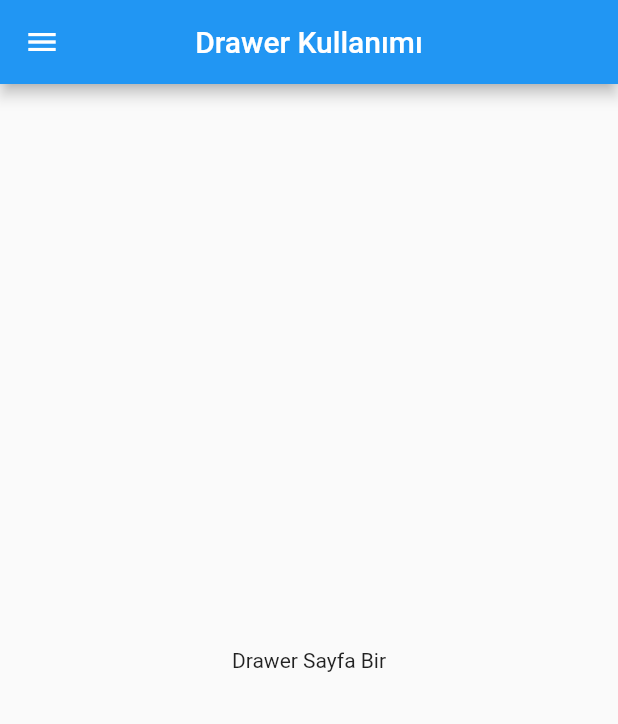
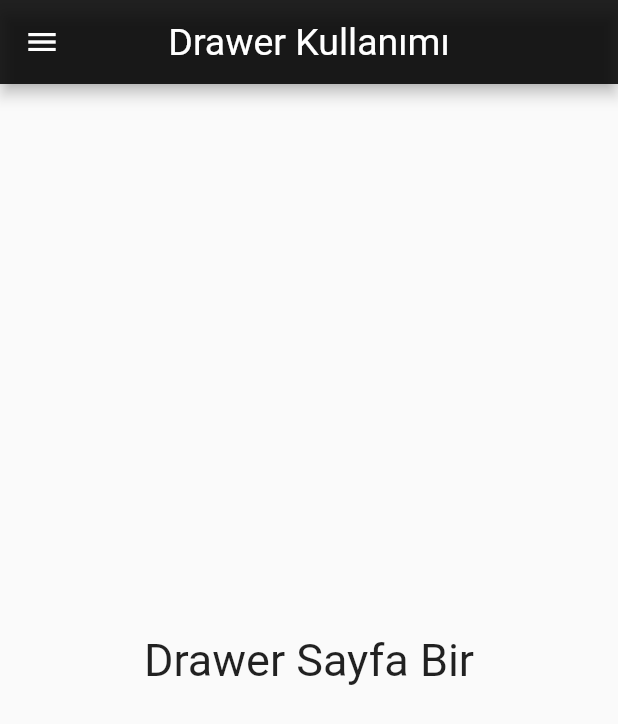
Before and after one commit to mstf45/drawerkullanimi, a Flutter app: the screen it shows after launch, on a phone screen of 412 x 824 dp. Shown: the top 724 px of the screen. Run offline on Flutter 3.47's test engine with Material 2 defaults, Android fonts, the light colour scheme and no system bars.

Commit message:
new features added

```diff
--- a/lib/drawerKullanimi.dart
+++ b/lib/drawerKullanimi.dart
@@ -21,11 +21,53 @@ class _DrawerKuallanimiState extends State<DrawerKuallanimi>
   ];
 
   int secilenIndexs = 0;
-  bool gorunum = false;
+
+  bool isLightTheme = true;
+  bool dondur = true;
+
+  void _toggleTheme() {
+    setState(() {
+      isLightTheme = !isLightTheme;
+    });
+  }
+
+  bool gorunum = true;
+  void _RoundedIcon() {
+    setState(() {
+      gorunum = !gorunum;
+    });
+  }
 
   @override
   Widget build(BuildContext context) {
-    return Scaffold(
+    return MaterialApp(
+      debugShowCheckedModeBanner: false,
+      theme: isLightTheme
+          ? ThemeData.light().copyWith(
+              appBarTheme: const AppBarTheme(
+                backgroundColor: Colors.black87,
+                iconTheme: IconThemeData(
+                  color: Colors.white,
+                ),
+                titleTextStyle: TextStyle(
+                  color: Colors.white,
+                  fontSize: 25,
+                ),
+              ),
+            )
+          : ThemeData.dark().copyWith(
+              appBarTheme: const AppBarTheme(
+                backgroundColor: Colors.white,
+                iconTheme: IconThemeData(
+                  color: Colors.black,
+                ),
+                titleTextStyle: TextStyle(
+                  color: Colors.black,
+                  fontSize: 25,
+                ),
+              ),
+            ),
+      home: Scaffold(
         appBar: AppBar(
           title: const Text('Drawer Kullanımı'),
           centerTitle: true,
@@ -36,19 +78,31 @@ class _DrawerKuallanimiState extends State<DrawerKuallanimi>
             padding: EdgeInsets.zero,
             children: [
               DrawerHeader(
-              decoration: BoxDecoration(color: Colors.blueAccent.shade400),
+                decoration: BoxDecoration(
+                  color: isLightTheme ? Colors.white : Colors.blue,
+                ),
                 child: Column(
                   mainAxisAlignment: MainAxisAlignment.spaceBetween,
                   children: [
                     Row(
                       mainAxisAlignment: MainAxisAlignment.spaceBetween,
-                    children: const [
+                      children: [
                         CircleAvatar(
-                        child: Text('MÖ'),
+                          backgroundColor:
+                              isLightTheme ? Colors.blue : Colors.white,
+                          child: const Text(
+                            'MÖ',
+                            style: TextStyle(fontWeight: FontWeight.bold),
                           ),
-                      Icon(
-                        Icons.sunny,
-                        color: Colors.white,
+                        ),
+                        GestureDetector(
+                          onTap: () {
+                            _toggleTheme();
+                          },
+                          child: Icon(
+                            isLightTheme ? Icons.sunny : Icons.shield_moon,
+                            color: isLightTheme ? Colors.black : Colors.white,
+                          ),
                         ),
                       ],
                     ),
@@ -58,11 +112,16 @@ class _DrawerKuallanimiState extends State<DrawerKuallanimi>
                       subtitle: const Text('+90 (123) 456 78 90'),
                       trailing: GestureDetector(
                         onTap: () {
+                          _RoundedIcon();
                           setState(() {
                             visibility = !visibility;
                           });
                         },
-                      child: const Icon(Icons.keyboard_arrow_down, size: 30),
+                        child: Icon(
+                          gorunum
+                              ? Icons.keyboard_arrow_down
+                              : Icons.keyboard_arrow_up,
+                        ),
                       ),
                     ),
                   ],
@@ -73,25 +132,24 @@ class _DrawerKuallanimiState extends State<DrawerKuallanimi>
                 child: Column(
                   children: [
                     ListTile(
-                    leading: const CircleAvatar(
-                      child: Text('MÖ'),
+                      leading: CircleAvatar(
+                        backgroundColor:
+                            isLightTheme ? Colors.blue : Colors.white,
+                        child: const Text(
+                          'MÖ',
+                          style: TextStyle(fontWeight: FontWeight.bold),
+                        ),
                       ),
                       title: const Text('Mustafa Özcan'),
                       onTap: () {
-                      setState(() {
-                        secilenIndexs = 0;
-                      });
-                      Navigator.pop(context);
+                        setState(() {});
                       },
                     ),
                     ListTile(
                       leading: const Icon(Icons.add),
                       title: const Text('Hesap Ekle'),
                       onTap: () {
-                      setState(() {
-                        secilenIndexs = 0;
-                      });
-                      Navigator.pop(context);
+                        setState(() {});
                       },
                     ),
                     const Divider(),
@@ -115,7 +173,7 @@ class _DrawerKuallanimiState extends State<DrawerKuallanimi>
                   setState(() {
                     secilenIndexs = 1;
                   });
-                Navigator.pop(context);
+                  Navigator.of(context);
                 },
               ),
               ListTile(
@@ -125,7 +183,7 @@ class _DrawerKuallanimiState extends State<DrawerKuallanimi>
                   setState(() {
                     secilenIndexs = 2;
                   });
-                Navigator.pop(context);
+                  Navigator.canPop(context);
                 },
               ),
               ListTile(
@@ -152,6 +210,7 @@ class _DrawerKuallanimiState extends State<DrawerKuallanimi>
             ],
           ),
         ),
+      ),
     );
   }
 }
--- a/lib/saffalar/Sayfa 1.dart
+++ b/lib/saffalar/Sayfa 1.dart
@@ -10,8 +10,13 @@ class DrawerSayfa1 extends StatefulWidget {
 class _DrawerSayfa1State extends State<DrawerSayfa1> {
   @override
   Widget build(BuildContext context) {
-    return Center(
-      child: Text('Drawer Sayfa Bir'),
+    return const Scaffold(
+      body: Center(
+        child: Text(
+          'Drawer Sayfa Bir',
+          style: TextStyle(fontSize: 30),
+        ),
+      ),
     );
   }
 }
```
Also changed, not shown: lib/saffalar/Sayfa 2.dart (+5 -2 lines), lib/saffalar/Sayfa 3.dart (+7 -2 lines). Lines whose indentation alone changed are shown as unchanged.
